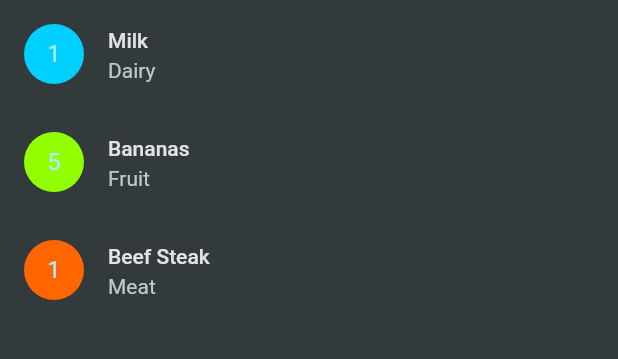
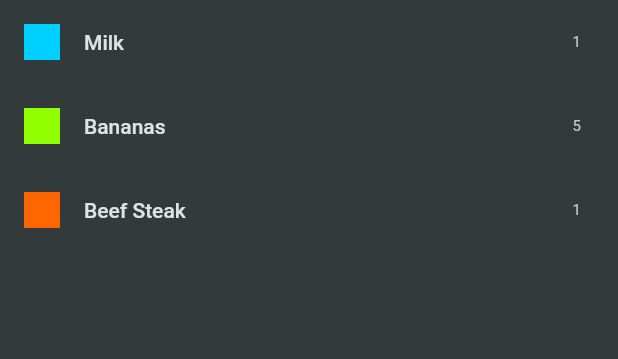
Before and after one commit to boris6/shopping_list, a Flutter app: the screen it shows after launch, on a phone screen of 412 x 824 dp, the part 84-443 px from its top. Run offline on Flutter 3.47's test engine with Material 2 defaults, Android fonts, the phone set to English and light mode, and no system bars.

Commit message:
Add main screen

```diff
--- a/lib/data/dummy_items.dart
+++ b/lib/data/dummy_items.dart
@@ -1,7 +1,6 @@
+import 'package:shopping_list/models/category.dart';
 import 'package:shopping_list/models/grocery_item.dart';
 import 'package:shopping_list/data/categories.dart';
-
-import '../models/category.dart';
 
 var groceryItems = [
   GroceryItem(
--- a/lib/main.dart
+++ b/lib/main.dart
@@ -1,5 +1,5 @@
 import 'package:flutter/material.dart';
-import 'package:shopping_list/data/dummy_items.dart';
+import 'package:shopping_list/widgets/grocery_list.dart';
 
 void main() {
   runApp(const MyApp());
@@ -22,24 +22,6 @@ class MyApp extends StatelessWidget {
           ),
           scaffoldBackgroundColor: const Color.fromARGB(255, 50, 58, 60),
         ),
-        home: Scaffold(
-          appBar: AppBar(
-            title: const Text('Your Groceries'),
-          ),
-          body: ListView.builder(
-            itemCount: groceryItems.length,
-            itemBuilder: (BuildContext context, int index) {
-              var item = groceryItems[index];
-              return ListTile(
-                leading: CircleAvatar(
-                  backgroundColor: item.category.color,
-                  child: Text(item.quantity.toString()),
-                ),
-                title: Text(item.name),
-                subtitle: Text(item.category.name),
-              );
-            },
-          ),
-        ));
+        home: const GroceryList());
   }
 }
--- /dev/null
+++ b/lib/widgets/grocery_list.dart
@@ -0,0 +1,30 @@
+import 'package:flutter/material.dart';
+import 'package:shopping_list/data/dummy_items.dart';
+
+class GroceryList extends StatelessWidget {
+  const GroceryList({super.key});
+
+  @override
+  Widget build(BuildContext context) {
+    return Scaffold(
+      appBar: AppBar(
+        title: const Text('Your Groceries'),
+      ),
+      body: ListView.builder(
+        itemCount: groceryItems.length,
+        itemBuilder: (ctx, index) {
+          var item = groceryItems[index];
+          return ListTile(
+            leading: Container(
+              width: 24,
+              height: 24,
+              color: item.category.color,
+            ),
+            title: Text(item.name),
+            trailing: Text(item.quantity.toString()),
+          );
+        },
+      ),
+    );
+  }
+}
```
